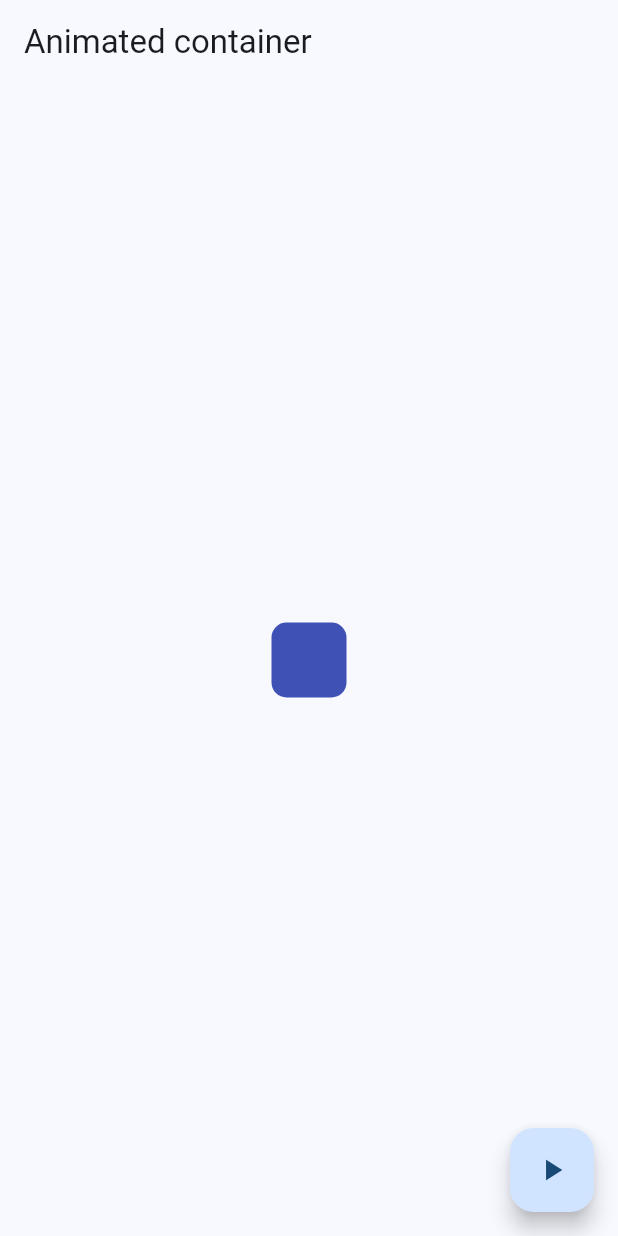
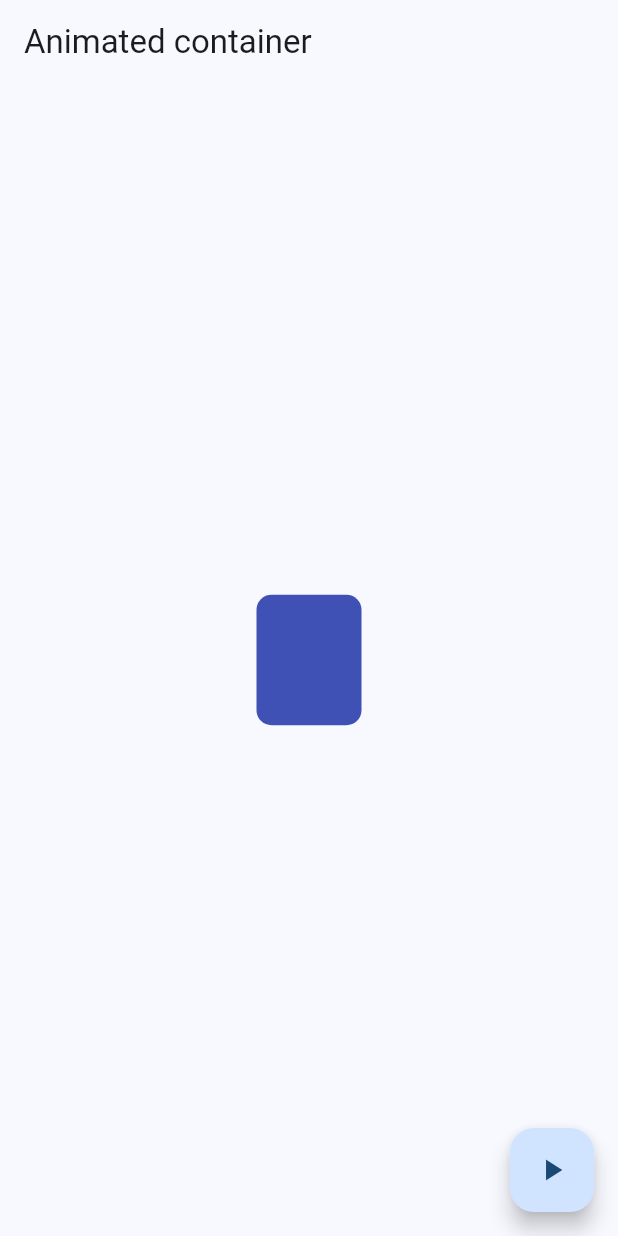
Before and after one commit to Danieruone/widgets-app, a Flutter app: the AnimatedContainerScreen screen opened by its route, after a tap on the "play arrow" icon, on a phone screen of 412 x 824 dp. Run offline on Flutter 3.47's test engine with Material 3 defaults, Android fonts, the phone set to English and light mode, and no system bars; our stand-ins replace go_router.

Commit message:
:sparkles: Implement changeshape function

```diff
--- a/lib/presentation/screens/animated/animated_container_screen.dart
+++ b/lib/presentation/screens/animated/animated_container_screen.dart
@@ -1,3 +1,4 @@
+import 'dart:math' show Random;
 import 'package:flutter/material.dart';
 
 class AnimatedContainerScreen extends StatefulWidget {
@@ -13,6 +14,15 @@ class _AnimatedContainerScreenState extends State<AnimatedContainerScreen> {
   double height = 50;
   Color color = Colors.indigo;
   double borderRadius = 10;
+
+  void changeShape() {
+    final random = Random();
+
+    width = random.nextInt(200) + 50;
+    height = random.nextInt(200) + 50;
+
+    setState(() {});
+  }
 
   @override
   Widget build(BuildContext context) {
@@ -30,7 +40,7 @@ class _AnimatedContainerScreenState extends State<AnimatedContainerScreen> {
             color: color, borderRadius: BorderRadius.circular(borderRadius)),
       )),
       floatingActionButton: FloatingActionButton(
-        onPressed: () {},
+        onPressed: () => changeShape(),
         child: const Icon(Icons.play_arrow),
       ),
     );
```
